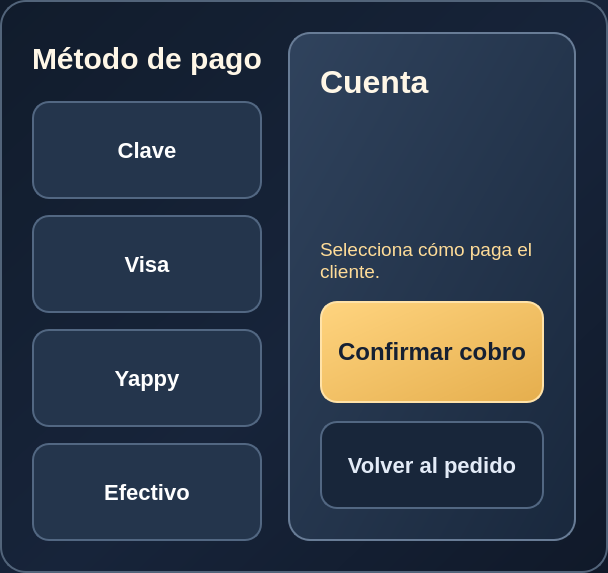
The window that confirmar_cobro.ui (Bakachi12/Menu) describes before a commit, drawn with Qt 5.
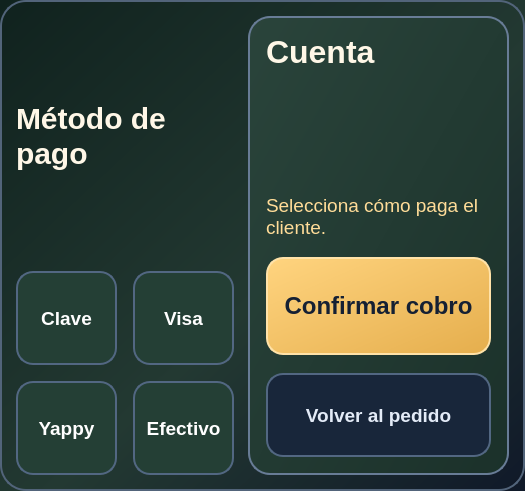
The same window after the commit.

Diff of the .ui file:
```diff
--- a/confirmar_cobro.ui
+++ b/confirmar_cobro.ui
@@ -2,43 +2,43 @@
 <ui version="4.0">
  <class>DialogCobro</class>
  <widget class="QWidget" name="DialogCobro">
- <property name="styleSheet"><string>QWidget#DialogCobro {background: qlineargradient(x1:0,y1:0,x2:1,y2:1,stop:0 #111c2c,stop:0.55 #17243a,stop:1 #101929); border: 2px solid #52647a; border-radius: 26px;}
-QFrame#resumen {background: qlineargradient(x1:0,y1:0,x2:1,y2:1,stop:0 #30435d,stop:1 #19283d); border:2px solid #687c96; border-radius:22px;}
+ <property name="styleSheet"><string>QWidget#DialogCobro {background: qlineargradient(x1:0,y1:0,x2:1,y2:1,stop:0 #10221e,stop:0.55 #233932,stop:1 #101929); border: 2px solid #52647a; border-radius: 26px;}
+QFrame#resumen {background: qlineargradient(x1:0,y1:0,x2:1,y2:1,stop:0 #2a443b,stop:1 #1b312a); border:2px solid #687c96; border-radius:22px;}
 QLabel {background:transparent; color:#dce5f1; font-size:20px;}
 QLabel#lblPago {font-size:30px; font-weight:bold; color:#fff7e7;}
 QLabel#lblMesaCobro {font-size:32px; font-weight:bold; color:#fff7e7;}
 QLabel#lblClienteCobro {font-size:21px; color:#dce5f1;}
-QLabel#lblTotalCobro {font-size:52px; font-weight:bold; color:#ffd17c;}
+QLabel#lblTotalCobro {font-size:40px; font-weight:bold; color:#f2cd84;}
 QLabel#estadoCobro {color:#ffdc98; font-size:19px;}
-QPushButton {min-height:78px; padding:8px 16px; border-radius:17px; border:2px solid #526782; background:#24354c; color:white; font-size:22px; font-weight:bold;}
+QPushButton {min-height:78px; padding:6px 8px; border-radius:17px; border:2px solid #526782; background:#243f35; color:white; font-size:19px; font-weight:bold;}
 QPushButton:hover {background:#344a66; border-color:#9caec2;}
-QPushButton:checked {background:#55452b; border:3px solid #ffd17c; color:#ffe7b5;}
+QPushButton:checked {background:#55452b; border:3px solid #f2cd84; color:#ffe7b5;}
 QPushButton#btnConfirmarCobro {min-height:82px; background:qlineargradient(x1:0,y1:0,x2:1,y2:1,stop:0 #ffd47f,stop:1 #e5ae4d); border:2px solid #ffe2a8; color:#152033; font-size:24px;}
 QPushButton#btnConfirmarCobro:hover {background:#ffe0a0;}
 QPushButton#btnConfirmarCobro:disabled {background:#334154; border-color:#405169; color:#b7c2d0;}
 QPushButton#btnCancelarCobro {min-height:68px; background:#18263a; color:#e3ebf7;}
 QPushButton#btnCancelarCobro:hover {background:#263a54; border-color:#8a9db5;}
 </string></property>
- <layout class="QHBoxLayout" name="paneles" stretch="5,6"><property name="leftMargin"><number>32</number></property><property name="rightMargin"><number>32</number></property><property name="topMargin"><number>32</number></property><property name="bottomMargin"><number>32</number></property><property name="spacing"><number>26</number></property>
- <item><layout class="QVBoxLayout" name="opcionesPago">
+ <layout class="QHBoxLayout" name="paneles" stretch="5,6"><property name="leftMargin"><number>16</number></property><property name="rightMargin"><number>16</number></property><property name="topMargin"><number>16</number></property><property name="bottomMargin"><number>16</number></property><property name="spacing"><number>14</number></property>
+ <item><layout class="QGridLayout" name="opcionesPago">
  <property name="spacing"><number>16</number></property>
- <item><widget class="QLabel" name="lblPago">
+ <item row="0" column="0" colspan="2"><widget class="QLabel" name="lblPago">
 <property name="text"><string>Método de pago</string></property><property name="wordWrap"><bool>true</bool></property>
 </widget></item>
- <item><widget class="QPushButton" name="pagoClave">
+ <item row="1" column="0"><widget class="QPushButton" name="pagoClave">
 <property name="text"><string>Clave</string></property><property name="checkable"><bool>true</bool></property>
 </widget></item>
- <item><widget class="QPushButton" name="pagoVisa">
+ <item row="1" column="1"><widget class="QPushButton" name="pagoVisa">
 <property name="text"><string>Visa</string></property><property name="checkable"><bool>true</bool></property>
 </widget></item>
- <item><widget class="QPushButton" name="pagoYappy">
+ <item row="2" column="0"><widget class="QPushButton" name="pagoYappy">
 <property name="text"><string>Yappy</string></property><property name="checkable"><bool>true</bool></property>
 </widget></item>
- <item><widget class="QPushButton" name="pagoEfectivo">
+ <item row="2" column="1"><widget class="QPushButton" name="pagoEfectivo">
 <property name="text"><string>Efectivo</string></property><property name="checkable"><bool>true</bool></property>
 </widget></item>
  </layout></item>
- <item><widget class="QFrame" name="resumen"><layout class="QVBoxLayout" name="cuenta"><property name="leftMargin"><number>30</number></property><property name="rightMargin"><number>30</number></property><property name="topMargin"><number>30</number></property><property name="bottomMargin"><number>30</number></property><property name="spacing"><number>18</number></property>
+ <item><widget class="QFrame" name="resumen"><layout class="QVBoxLayout" name="cuenta"><property name="leftMargin"><number>16</number></property><property name="rightMargin"><number>16</number></property><property name="topMargin"><number>16</number></property><property name="bottomMargin"><number>16</number></property><property name="spacing"><number>18</number></property>
  <item><widget class="QLabel" name="lblMesaCobro">
 <property name="text"><string>Cuenta</string></property><property name="wordWrap"><bool>true</bool></property>
 </widget></item><item><widget class="QLabel" name="lblClienteCobro">
```
